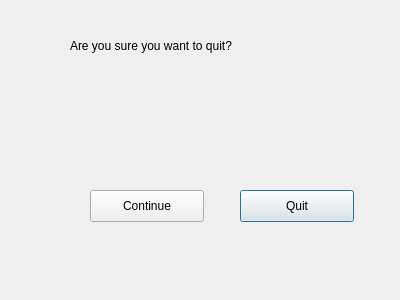
Old version of the form push_gui/ui/quit_dialog.ui in the repository INCF/one_click.
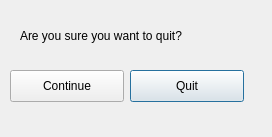
New version of the form.

The edit to the form file:
```diff
--- a/push_gui/ui/quit_dialog.ui
+++ b/push_gui/ui/quit_dialog.ui
@@ -6,8 +6,8 @@
    <rect>
     <x>0</x>
     <y>0</y>
-    <width>400</width>
-    <height>300</height>
+    <width>272</width>
+    <height>137</height>
    </rect>
   </property>
   <property name="windowTitle">
@@ -16,8 +16,8 @@
   <widget class="QLabel" name="label">
    <property name="geometry">
     <rect>
-     <x>70</x>
-     <y>20</y>
+     <x>20</x>
+     <y>10</y>
      <width>221</width>
      <height>51</height>
     </rect>
@@ -29,8 +29,8 @@
   <widget class="QPushButton" name="quit_button">
    <property name="geometry">
     <rect>
-     <x>240</x>
-     <y>190</y>
+     <x>130</x>
+     <y>70</y>
      <width>114</width>
      <height>32</height>
     </rect>
@@ -42,8 +42,8 @@
   <widget class="QPushButton" name="continue_button">
    <property name="geometry">
     <rect>
-     <x>90</x>
-     <y>190</y>
+     <x>10</x>
+     <y>70</y>
      <width>114</width>
      <height>32</height>
     </rect>
```
